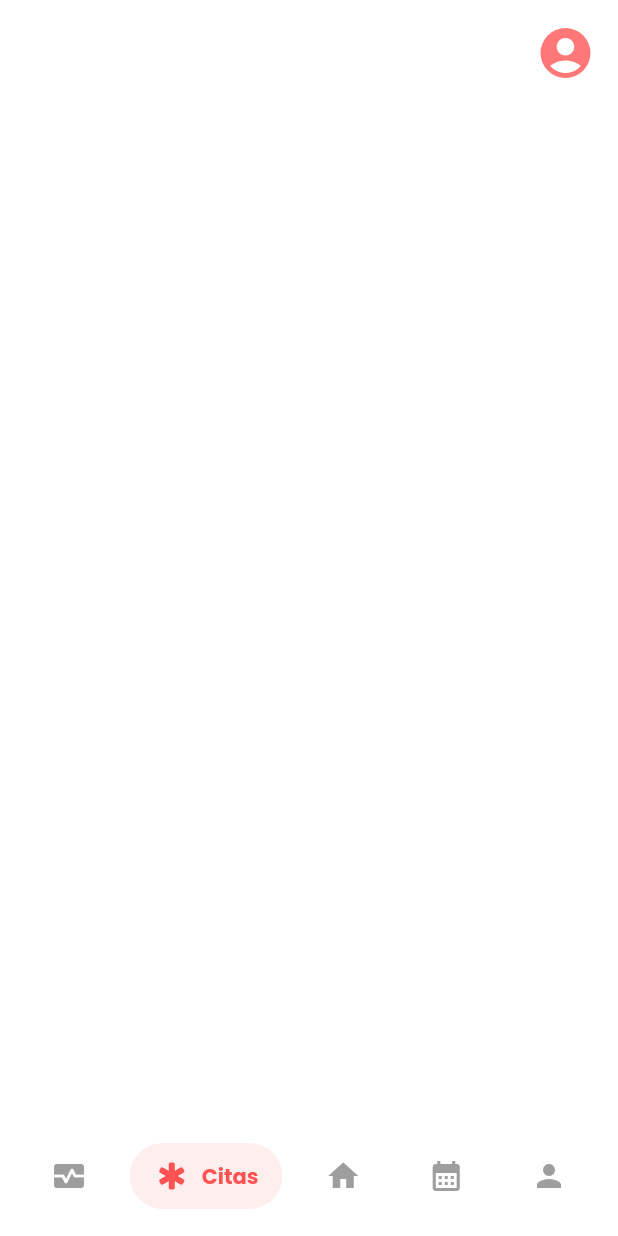
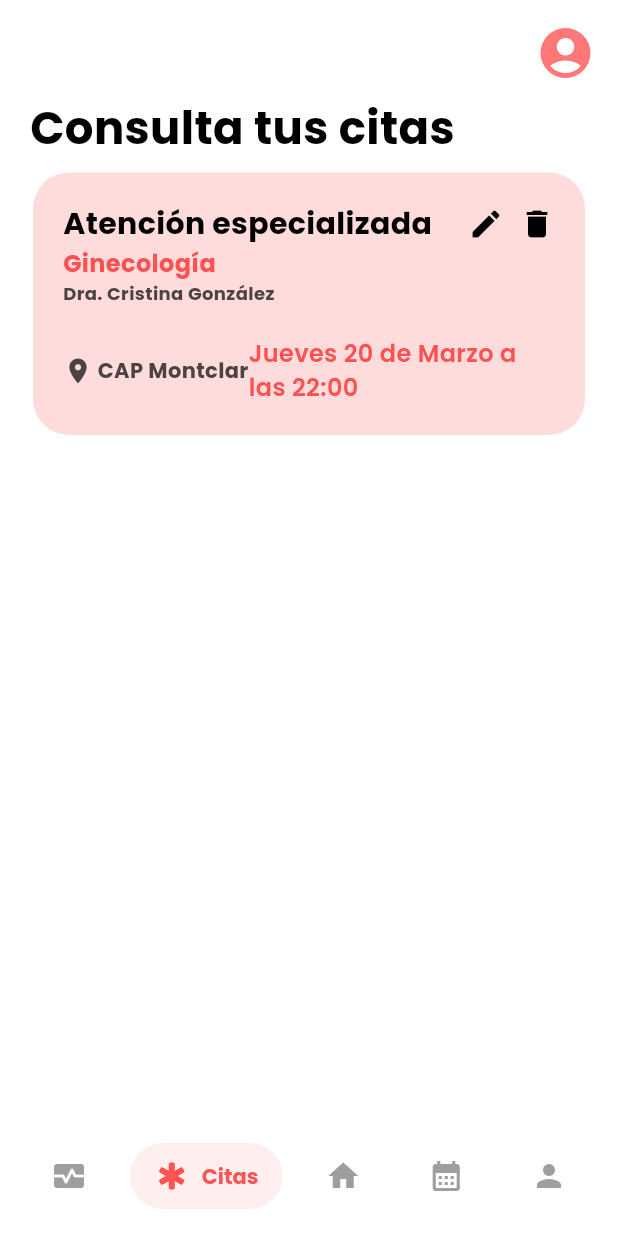
Before and after one commit to Bulletox/metageneticsapp, a Flutter app: the screen it shows after launch, item 2 of the bottom bar chosen, on a phone screen of 412 x 824 dp. Run offline on Flutter 3.47's test engine with Material 3 defaults, Android fonts, the phone set to English and light mode, and no system bars; drawn by our look-alikes of salomon_bottom_bar; our stand-ins replace cloud_firestore, firebase_auth, firebase_core, fl_chart, font_awesome_flutter, google_fonts; accounts and stored records are empty.

Commit message:
Widget Citas v1

```diff
--- a/lib/widgets/section_citas/body_citas.dart
+++ b/lib/widgets/section_citas/body_citas.dart
@@ -1,10 +1,116 @@
 import 'package:flutter/material.dart';
+import 'package:google_fonts/google_fonts.dart';
 
 class BodyCitas extends StatelessWidget {
   @override
   Widget build(BuildContext context) {
-    return Container(
-      color: Colors.white,
+    return Column(
+      crossAxisAlignment: CrossAxisAlignment.start,
+      children: [
+        Container(
+          padding: const EdgeInsets.all(8),
+          margin: const EdgeInsets.symmetric(horizontal: 12),
+          decoration: BoxDecoration(
+            borderRadius: BorderRadius.circular(8),
+          ),
+          child: Text(
+            'Consulta tus citas',
+            textAlign: TextAlign.left,
+            style: GoogleFonts.poppins(
+              fontSize: 30,
+              fontWeight: FontWeight.bold,
+              color: Colors.black,
+            ),
+          ),
+        ),
+        //search bar
+        SizedBox(
+          width: double.infinity, // Hace que el contenedor ocupe todo el ancho
+          child: Container(
+            padding: const EdgeInsets.all(20),
+            margin: const EdgeInsets.symmetric(horizontal: 22),
+            decoration: BoxDecoration(
+              color: Color(0xFFffdcdc),
+              borderRadius: BorderRadius.circular(24),
+            ),
+            child: Column(
+              crossAxisAlignment: CrossAxisAlignment.start,
+              children: [
+                Row(
+                  mainAxisAlignment: MainAxisAlignment.spaceBetween,
+                  children: [
+                    Text(
+                      'Atención especializada',
+                      style: GoogleFonts.poppins(
+                        fontSize: 20,
+                        fontWeight: FontWeight.bold,
+                        color: Colors.black,
+                      ),
+                    ),
+                    Row(
+                      children: [
+                        Icon(Icons.edit, color: Colors.black),
+                        SizedBox(width: 10),
+                        Icon(Icons.delete, color: Colors.black),
+                      ],
+                    ),
+                  ],
+                ),
+                SizedBox(height: 0), // Reducido el espacio vertical
+                Text(
+                  'Ginecología',
+                  style: GoogleFonts.poppins(
+                    fontSize: 16,
+                    fontWeight: FontWeight.bold,
+                    color: Color(0xFFFF5151),
+                  ),
+                ),
+                SizedBox(height: 0), // Reducido el espacio vertical
+                Text(
+                  'Dra. Cristina González',
+                  style: GoogleFonts.poppins(
+                    fontSize: 12,
+                    fontWeight: FontWeight.bold,
+                    color: Color(0xFF4c4242),
+                  ),
+                ),
+                SizedBox(height: 20), // Pequeño margen de altura
+                Row(
+                  children: [
+                    Icon(
+                      Icons.location_on,
+                      color: Color(0xFF4c4242),
+                      size: 20,
+                    ),
+                    SizedBox(width: 3), // Espacio entre el icono y el texto
+                    Text(
+                      'CAP Montclar',
+                      style: GoogleFonts.poppins(
+                        fontSize: 14,
+                        fontWeight: FontWeight.bold,
+                        color: Color(0xFF4c4242),
+                      ),
+                    ),
+                    Expanded(
+                      child: Align(
+                        alignment: Alignment.centerRight,
+                        child: Text(
+                          'Jueves 20 de Marzo a las 22:00',
+                          style: GoogleFonts.poppins(
+                            fontSize: 16,
+                            fontWeight: FontWeight.w600,
+                            color: Color(0xFFFF5151),
+                          ),
+                        ),
+                      ),
+                    ),
+                  ],
+                ),
+              ],
+            ),
+          ),
+        ),
+      ],
     );
   }
 }
```
